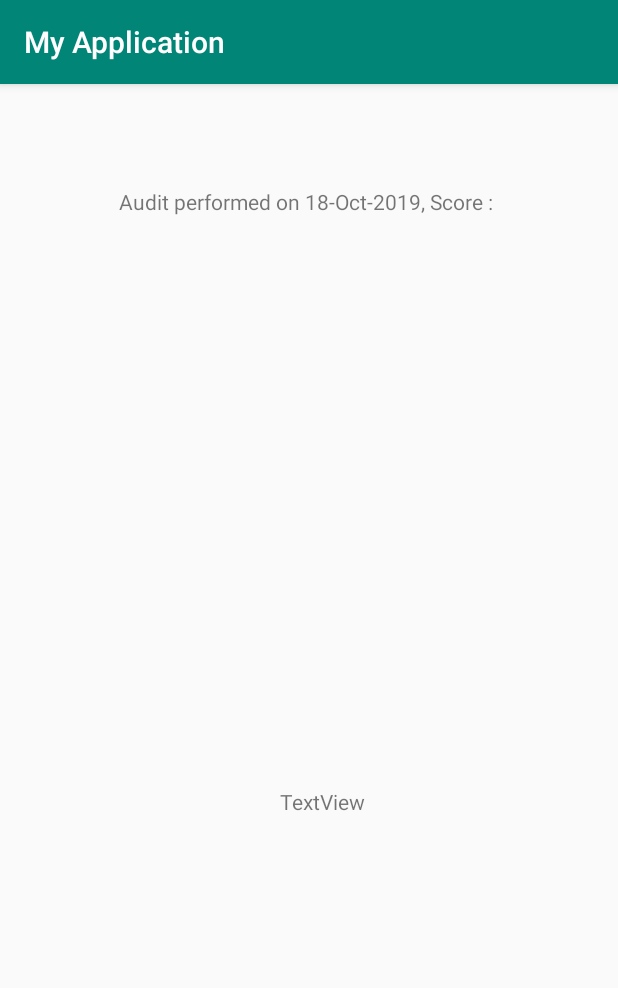
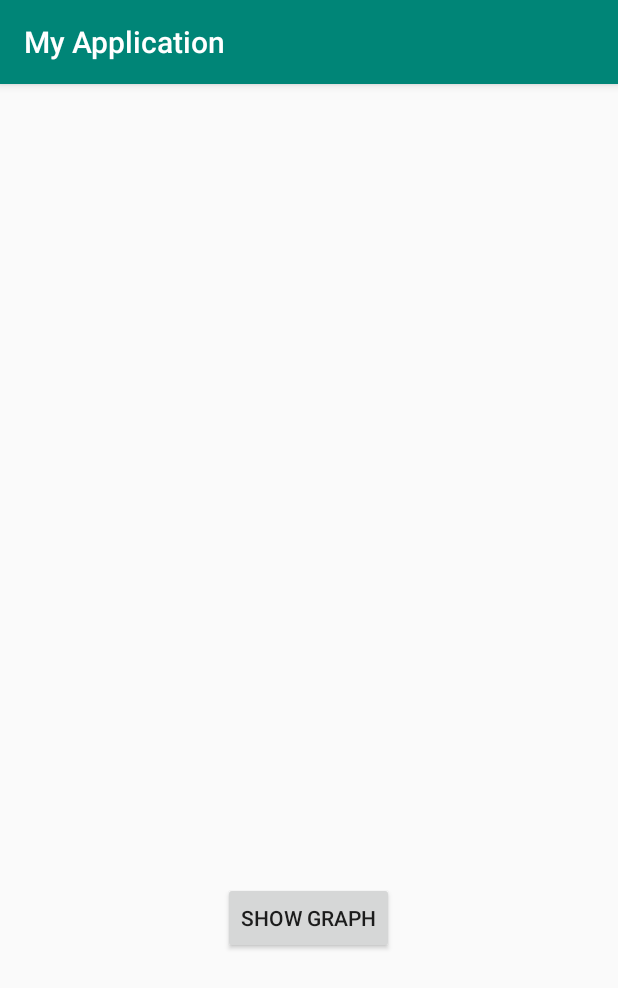
Before and after one commit to Adnan525/ManlyEnvironmentCentre, an Android app: the UsageHistory screen opened directly, with no data from a screen before it, on a phone screen of 412 x 824 dp. Shown: the top 988 px of the screen. Run offline under Robolectric (Android 15) with nearby library versions, the light colour scheme and no system bars.

Commit message:
Date fixed. Graph added.

```diff
--- a/app/build.gradle
+++ b/app/build.gradle
@@ -28,4 +28,5 @@ dependencies {
     testImplementation 'junit:junit:4.12'
     androidTestImplementation 'androidx.test:runner:1.1.1'
     androidTestImplementation 'androidx.test.espresso:espresso-core:3.1.1'
+    implementation 'com.jjoe64:graphview:4.2.1'
 }
--- a/app/src/main/AndroidManifest.xml
+++ b/app/src/main/AndroidManifest.xml
@@ -9,7 +9,8 @@
         android:roundIcon="@mipmap/ic_launcher_round"
         android:supportsRtl="true"
         android:theme="@style/AppTheme">
-        <activity android:name=".UsageHistory"></activity>
+        <activity android:name=".graph"></activity>
+        <activity android:name=".UsageHistory" />
         <activity android:name=".ShowScore" />
         <activity android:name=".QuizAudit" />
         <activity
--- /dev/null
+++ b/app/src/main/java/com/muntasir/myapplication/Points.java
@@ -0,0 +1,6 @@
+package com.muntasir.myapplication;
+
+public class Points {
+    int x;
+    String y;
+}
--- a/app/src/main/java/com/muntasir/myapplication/UsageHistory.java
+++ b/app/src/main/java/com/muntasir/myapplication/UsageHistory.java
@@ -2,7 +2,10 @@ package com.muntasir.myapplication;
 
 import androidx.appcompat.app.AppCompatActivity;
 
+import android.content.Intent;
 import android.os.Bundle;
+import android.view.View;
+import android.widget.Button;
 import android.widget.TextView;
 
 import java.io.File;
@@ -15,8 +18,13 @@ public class UsageHistory extends AppCompatActivity {
 
     public TextView mRatingHistory;
     public TextView mApplianceHistory;
+    public Button graphButton;
     String rating = "";
     String date = this.getDate();
+
+    //data
+    String[] usageArr;
+
     @Override
     protected void onCreate(Bundle savedInstanceState) {
         super.onCreate(savedInstanceState);
@@ -47,20 +55,28 @@ public class UsageHistory extends AppCompatActivity {
         }
         mRatingHistory = (TextView) findViewById(R.id.ratingHistory);
         mRatingHistory.setText(this.getUsage());
+
+        graphButton = (Button) findViewById(R.id.graphButton);
+        graphButton.setOnClickListener(new View.OnClickListener() {
+            @Override
+            public void onClick(View v) {
+                getGraph();
+            }
+        });
     }
 
     public String getUsage()
     {
-        int startPosition = 0;
+        int startPosition = 1;
         String str = "";
-        String[] usageArr = rating.split(" ");
-        if(usageArr.length > 10)
+        usageArr = rating.split(" ");
+        if(usageArr.length > 19) //more than 10
         {
-            startPosition = usageArr.length - 11;
+            startPosition = usageArr.length - 19;
         }
-        for(int i = startPosition; i <= usageArr.length -1; i++)
+        for(int i = startPosition; i <= usageArr.length -2; i+=2)
         {
-           str += "Audit performed on " + date + ", Score : " + usageArr[i] + "\n";
+           str += "Audit performed on " + usageArr[i] + ", Score : " + usageArr[i + 1] + "\n";   //have to check what's wromg
         }
         return str;
     }
@@ -72,4 +88,10 @@ public class UsageHistory extends AppCompatActivity {
         return dFormat.format(currentDate);
     }
 
+    public void getGraph()
+    {
+        Intent graph = new Intent(this, com.muntasir.myapplication.graph.class);
+        graph.putExtra("usage", usageArr);
+        startActivity(graph);
+    }
 }
--- a/app/src/main/res/layout/activity_usage_history.xml
+++ b/app/src/main/res/layout/activity_usage_history.xml
@@ -11,21 +11,22 @@
         android:layout_width="wrap_content"
         android:layout_height="wrap_content"
         android:text="TextView"
-        app:layout_constraintBottom_toTopOf="@+id/applianceHistory"
+        app:layout_constraintBottom_toTopOf="@+id/graphButton"
         app:layout_constraintEnd_toEndOf="parent"
         app:layout_constraintHorizontal_bias="0.498"
         app:layout_constraintStart_toStartOf="parent"
         app:layout_constraintTop_toTopOf="parent"
-        app:layout_constraintVertical_bias="0.158" />
+        app:layout_constraintVertical_bias="0.096" />
 
-    <TextView
-        android:id="@+id/applianceHistory"
+    <Button
+        android:id="@+id/graphButton"
         android:layout_width="wrap_content"
         android:layout_height="wrap_content"
-        android:layout_marginBottom="280dp"
-        android:text="TextView"
+        android:layout_marginBottom="188dp"
+        android:text="Show Graph"
         app:layout_constraintBottom_toBottomOf="parent"
         app:layout_constraintEnd_toEndOf="parent"
-        app:layout_constraintHorizontal_bias="0.526"
+        app:layout_constraintHorizontal_bias="0.498"
         app:layout_constraintStart_toStartOf="parent" />
+
 </androidx.constraintlayout.widget.ConstraintLayout>
```
Also changed, not shown: app/src/main/java/com/muntasir/myapplication/QuizAudit.java (+14 -1 lines), app/src/main/java/com/muntasir/myapplication/graph.java (added, +82 -0 lines), app/src/main/res/layout/activity_graph.xml (added, +14 -0 lines).
